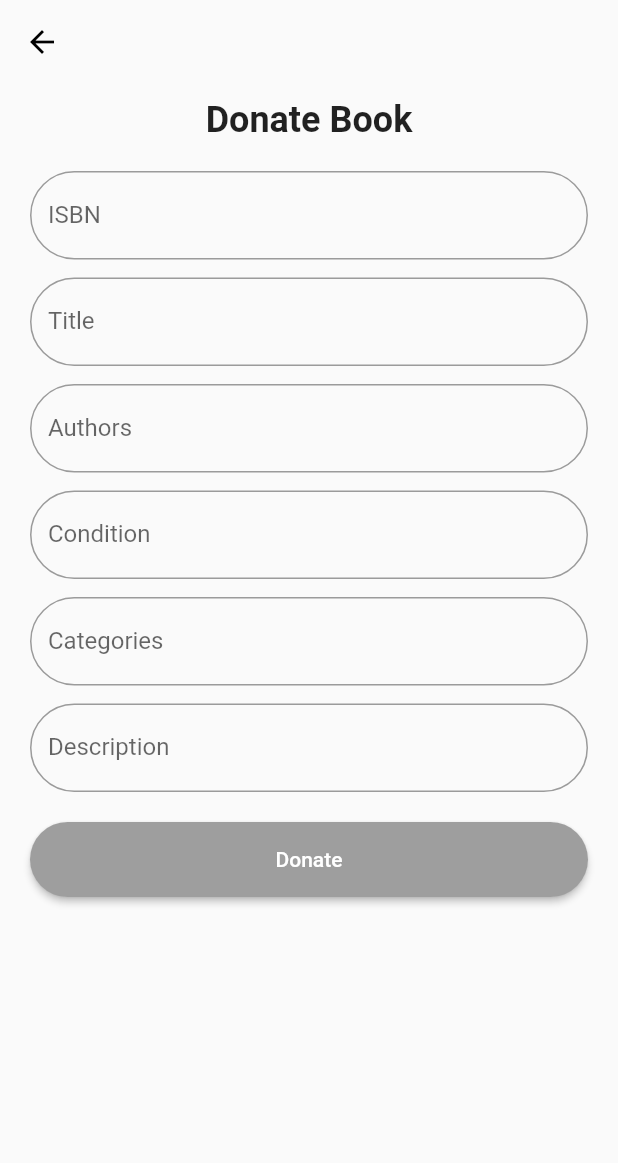
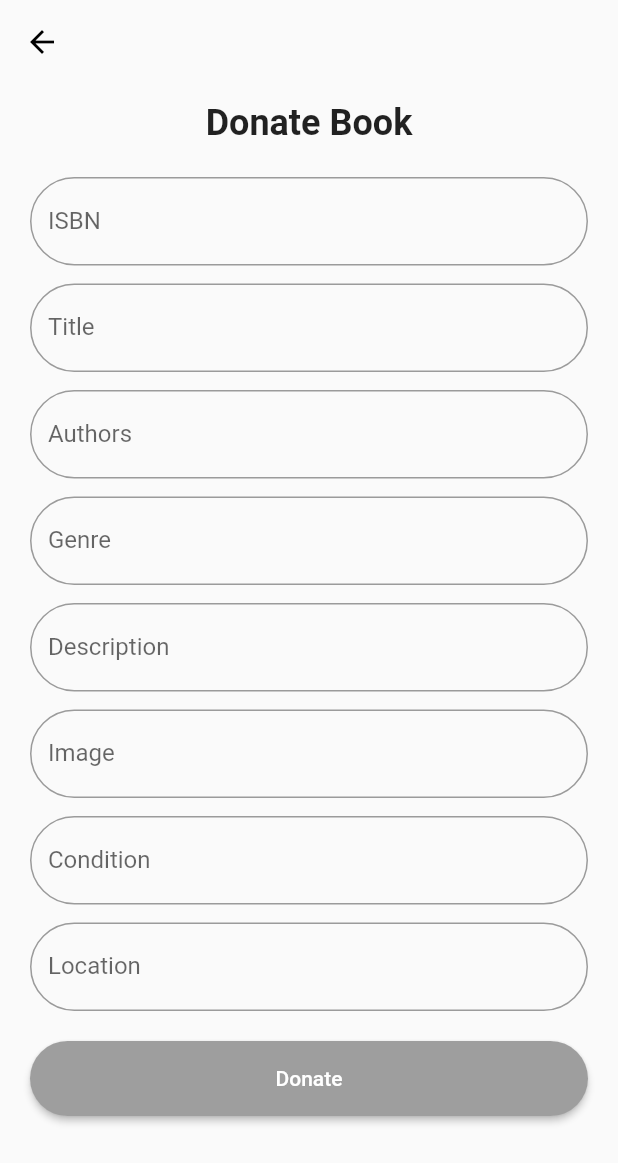
Before and after one commit to varun2430/book_bounty, a Flutter app: the screen it shows once a user with an empty profile is signed in, after a tap on "DONATE", on a phone screen of 412 x 824 dp. Shown: the top 1163 px of the screen. Run offline on Flutter 3.47's test engine with Material 2 defaults, Android fonts, the phone set to English and light mode, and no system bars; our stand-ins replace cloud_firestore, firebase_auth, firebase_core; accounts and stored records are empty; network calls fail.

Commit message:
retrives book data from firestore

```diff
--- a/lib/screens/details/components/body.dart
+++ b/lib/screens/details/components/body.dart
@@ -1,3 +1,4 @@
+import 'package:cloud_firestore/cloud_firestore.dart';
 import 'package:flutter/material.dart';
 import 'package:book_bounty/screens/details/components/book_title_with_image.dart';
 import 'package:book_bounty/screens/details/components/location_and_condition.dart';
@@ -6,7 +7,7 @@ import 'package:book_bounty/screens/details/components/know_more_and_apply.dart'
 import 'package:book_bounty/models/book.dart';
 
 class Body extends StatelessWidget {
-  final Book book;
+  final QueryDocumentSnapshot<Object?> book;
   const Body({super.key, required this.book});
 
   @override
@@ -36,16 +37,16 @@ class Body extends StatelessWidget {
                   child: Column(
                     children: [
                       LocationAndCondition(
-                          location: book.location, condition: book.condition),
-                      Description(book_desc: book.description),
+                          location: book.get('location'), condition: book.get('condition')),
+                      Description(book_desc: book.get('description')),
                       KnowMoreAndApply(),
                     ],
                   ),
                 ),
                 BookTitleWithImage(
-                  title: book.title,
-                  authors: book.authors,
-                  coverImage: book.coverImage,
+                  title: book.get('title'),
+                  author: book.get('author'),
+                  coverImage: book.get('image'),
                 )
               ],
             ),
--- a/lib/screens/details/components/book_title_with_image.dart
+++ b/lib/screens/details/components/book_title_with_image.dart
@@ -3,13 +3,13 @@ import 'package:book_bounty/models/book.dart';
 
 class BookTitleWithImage extends StatelessWidget {
   final String title;
-  final List<String> authors;
+  final String author;
   final String coverImage;
 
   const BookTitleWithImage({
     super.key,
     required this.title,
-    required this.authors,
+    required this.author,
     required this.coverImage,
   });
 
@@ -31,7 +31,7 @@ class BookTitleWithImage extends StatelessWidget {
             ),
           ),
           Text(
-            authors[0],
+            author,
             style: TextStyle(
               fontSize: 14,
               fontWeight: FontWeight.w500,
@@ -43,7 +43,7 @@ class BookTitleWithImage extends StatelessWidget {
           Row(
             children: [
               Expanded(
-                child: Image.asset(
+                child: Image.network(
                   coverImage,
                   height: size.height * 0.28,
                 ),
--- a/lib/screens/details/details_screen.dart
+++ b/lib/screens/details/details_screen.dart
@@ -1,9 +1,10 @@
+import 'package:cloud_firestore/cloud_firestore.dart';
 import 'package:flutter/material.dart';
 import 'package:book_bounty/screens/details/components/body.dart';
 import 'package:book_bounty/models/book.dart';
 
 class DetailsScreen extends StatelessWidget {
-  final Book book;
+  final QueryDocumentSnapshot<Object?> book;
   const DetailsScreen({super.key, required this.book});
 
   @override
--- a/lib/screens/donate/components/body.dart
+++ b/lib/screens/donate/components/body.dart
@@ -9,6 +9,14 @@ class Body extends StatefulWidget {
 
 class _BodyState extends State<Body> {
   final _formKey = GlobalKey<FormState>();
+  final isbnController = TextEditingController();
+  final titleController = TextEditingController();
+  final authorController = TextEditingController();
+  final genreController = TextEditingController();
+  final descriptionController = TextEditingController();
+  final imageController = TextEditingController();
+  final conditionController = TextEditingController();
+  final locationController = TextEditingController();
 
   @override
   Widget build(BuildContext context) {
@@ -16,12 +24,12 @@ class _BodyState extends State<Body> {
       child: Padding(
         padding: const EdgeInsets.symmetric(
           horizontal: 20,
-          vertical: 10,
+          vertical: 12,
         ),
         child: Column(
           children: [
             Padding(
-              padding: const EdgeInsets.only(bottom: 20),
+              padding: const EdgeInsets.only(bottom: 22),
               child: Text(
                 "Donate Book",
                 style: TextStyle(
@@ -37,7 +45,9 @@ class _BodyState extends State<Body> {
                   Padding(
                     padding: const EdgeInsets.only(bottom: 12),
                     child: TextFormField(
+                      controller: isbnController,
                       keyboardType: TextInputType.number,
+                      textInputAction: TextInputAction.next,
                       decoration: InputDecoration(
                         labelText: 'ISBN',
                         border: OutlineInputBorder(
@@ -49,6 +59,8 @@ class _BodyState extends State<Body> {
                   Padding(
                     padding: const EdgeInsets.only(bottom: 12),
                     child: TextFormField(
+                      controller: titleController,
+                      textInputAction: TextInputAction.next,
                       decoration: InputDecoration(
                         labelText: 'Title',
                         border: OutlineInputBorder(
@@ -60,6 +72,8 @@ class _BodyState extends State<Body> {
                   Padding(
                     padding: const EdgeInsets.only(bottom: 12),
                     child: TextFormField(
+                      controller: authorController,
+                      textInputAction: TextInputAction.next,
                       decoration: InputDecoration(
                         labelText: 'Authors',
                         border: OutlineInputBorder(
@@ -71,6 +85,47 @@ class _BodyState extends State<Body> {
                   Padding(
                     padding: const EdgeInsets.only(bottom: 12),
                     child: TextFormField(
+                      controller: genreController,
+                      textInputAction: TextInputAction.next,
+                      decoration: InputDecoration(
+                        labelText: 'Genre',
+                        border: OutlineInputBorder(
+                          borderRadius: BorderRadius.circular(30),
+                        ),
+                      ),
+                    ),
+                  ),
+                  Padding(
+                    padding: const EdgeInsets.only(bottom: 12),
+                    child: TextFormField(
+                      controller: descriptionController,
+                      textInputAction: TextInputAction.next,
+                      decoration: InputDecoration(
+                        labelText: 'Description',
+                        border: OutlineInputBorder(
+                          borderRadius: BorderRadius.circular(30),
+                        ),
+                      ),
+                    ),
+                  ),
+                  Padding(
+                    padding: const EdgeInsets.only(bottom: 12),
+                    child: TextFormField(
+                      controller: imageController,
+                      textInputAction: TextInputAction.next,
+                      decoration: InputDecoration(
+                        labelText: 'Image',
+                        border: OutlineInputBorder(
+                          borderRadius: BorderRadius.circular(30),
+                        ),
+                      ),
+                    ),
+                  ),
+                  Padding(
+                    padding: const EdgeInsets.only(bottom: 12),
+                    child: TextFormField(
+                      controller: conditionController,
+                      textInputAction: TextInputAction.next,
                       decoration: InputDecoration(
                         labelText: 'Condition',
                         border: OutlineInputBorder(
@@ -80,21 +135,12 @@ class _BodyState extends State<Body> {
                     ),
                   ),
                   Padding(
-                    padding: const EdgeInsets.only(bottom: 12),
-                    child: TextFormField(
-                      decoration: InputDecoration(
-                        labelText: 'Categories',
-                        border: OutlineInputBorder(
-                          borderRadius: BorderRadius.circular(30),
-                        ),
-                      ),
-                    ),
-                  ),
-                  Padding(
                     padding: const EdgeInsets.only(bottom: 20),
                     child: TextFormField(
+                      controller: locationController,
+                      textInputAction: TextInputAction.done,
                       decoration: InputDecoration(
-                        labelText: 'Description',
+                        labelText: 'Location',
                         border: OutlineInputBorder(
                           borderRadius: BorderRadius.circular(30),
                         ),
--- a/lib/screens/home/components/body.dart
+++ b/lib/screens/home/components/body.dart
@@ -1,14 +1,20 @@
 import 'package:flutter/material.dart';
+import 'package:cloud_firestore/cloud_firestore.dart';
 import 'package:book_bounty/screens/home/components/categories.dart';
 import 'package:book_bounty/screens/home/components/book_card.dart';
 import 'package:book_bounty/screens/details/details_screen.dart';
 import 'package:book_bounty/models/book.dart';
 
-class Body extends StatelessWidget {
+class Body extends StatefulWidget {
   const Body({
     super.key,
   });
 
+  @override
+  State<Body> createState() => _BodyState();
+}
+
+class _BodyState extends State<Body> {
   @override
   Widget build(BuildContext context) {
     return Column(
@@ -18,22 +24,39 @@ class Body extends StatelessWidget {
         Expanded(
           child: Padding(
             padding: const EdgeInsets.symmetric(horizontal: 20),
-            child: GridView.builder(
-              itemCount: books.length,
+            child: StreamBuilder<QuerySnapshot>(
+              stream: FirebaseFirestore.instance.collection('book').snapshots(),
+              builder: (BuildContext context,
+                  AsyncSnapshot<QuerySnapshot> snapshot) {
+                if (snapshot.hasError) {
+                  return Text('Something went wrong!');
+                }
+
+                if (snapshot.connectionState == ConnectionState.waiting) {
+                  return CircularProgressIndicator();
+                }
+
+                return GridView.builder(
+                  itemCount: snapshot.data!.docs.length,
                   gridDelegate: SliverGridDelegateWithFixedCrossAxisCount(
                     crossAxisCount: 2,
                     childAspectRatio: 0.80,
                     mainAxisSpacing: 15,
                     crossAxisSpacing: 15,
                   ),
-              itemBuilder: (context, index) => BookCard(
-                book: books[index],
+                  itemBuilder: (BuildContext context, int index) {
+                    final data = snapshot.data!.docs[index];
+
+                    return BookCard(
+                      book: data,
                       press: () => Navigator.push(
                           context,
                           MaterialPageRoute(
-                      builder: (context) => DetailsScreen(book: books[index]),
-                    )),
-              ),
+                              builder: (context) => DetailsScreen(book: data))),
+                    );
+                  },
+                );
+              },
             ),
           ),
         ),
--- a/lib/screens/home/components/book_card.dart
+++ b/lib/screens/home/components/book_card.dart
@@ -1,8 +1,9 @@
+import 'package:cloud_firestore/cloud_firestore.dart';
 import 'package:flutter/material.dart';
 import 'package:book_bounty/models/book.dart';
 
 class BookCard extends StatelessWidget {
-  final Book book;
+  final QueryDocumentSnapshot<Object?> book;
   final VoidCallback press;
 
   const BookCard({
@@ -26,15 +27,15 @@ class BookCard extends StatelessWidget {
                 color: Colors.grey[300],
                 borderRadius: BorderRadius.circular(16),
               ),
-              child: Image.asset(
-                book.coverImage,
+              child: Image.network(
+                book.get("image"),
               ),
             ),
           ),
           Padding(
             padding: EdgeInsets.all(5),
             child: Text(
-              book.title,
+              book.get('title'),
               overflow: TextOverflow.ellipsis,
               maxLines: 1,
               style: TextStyle(
@@ -46,7 +47,7 @@ class BookCard extends StatelessWidget {
           Padding(
             padding: const EdgeInsets.only(left: 5),
             child: Text(
-              book.location,
+              book.get('location'),
               overflow: TextOverflow.ellipsis,
               maxLines: 1,
               style: TextStyle(
```
Lines whose indentation alone changed are shown as unchanged.
